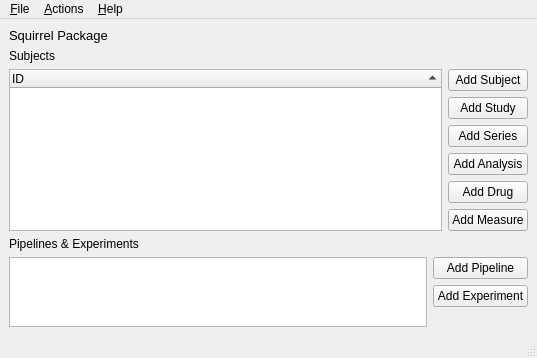
Above: src/squirrel-gui/mainwindow.ui from gbook/squirrel before the change. Below: the same form after it.
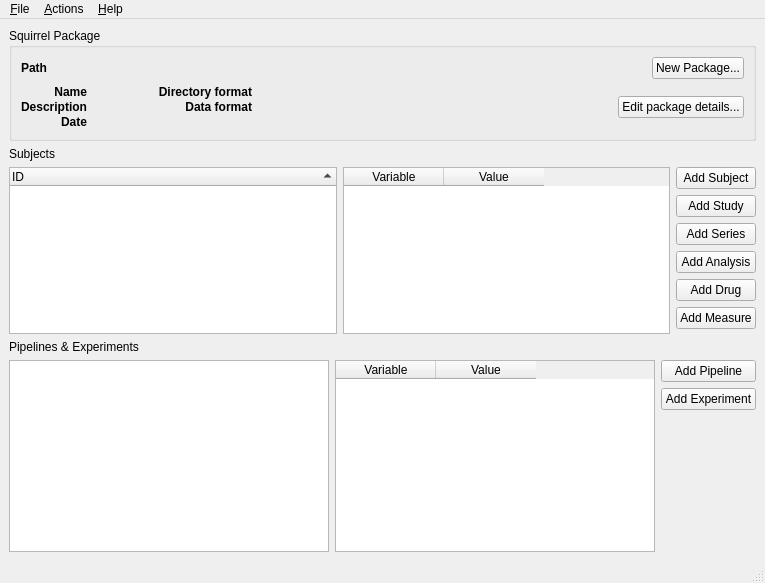
That is the form after the change. Icons and pictures are not drawn.

Diff of the .ui file:
```diff
--- a/src/squirrel-gui/mainwindow.ui
+++ b/src/squirrel-gui/mainwindow.ui
@@ -6,32 +6,219 @@
    <rect>
     <x>0</x>
     <y>0</y>
-    <width>537</width>
-    <height>352</height>
+    <width>765</width>
+    <height>583</height>
    </rect>
   </property>
+  <property name="font">
+   <font>
+    <stylestrategy>PreferAntialias</stylestrategy>
+   </font>
+  </property>
   <property name="windowTitle">
    <string>MainWindow</string>
   </property>
   <widget class="QWidget" name="centralwidget">
    <layout class="QVBoxLayout" name="verticalLayout_2" stretch="0,0,1,0,0">
     <item>
-     <layout class="QHBoxLayout" name="horizontalLayout">
-      <item>
-       <widget class="QLabel" name="label">
-        <property name="font">
-         <font>
-          <pointsize>10</pointsize>
-          <bold>false</bold>
-          <kerning>true</kerning>
-         </font>
-        </property>
-        <property name="text">
-         <string>Squirrel Package</string>
-        </property>
-       </widget>
-      </item>
-     </layout>
+     <widget class="QGroupBox" name="groupBox">
+      <property name="title">
+       <string>Squirrel Package</string>
+      </property>
+      <layout class="QVBoxLayout" name="verticalLayout_4">
+       <item>
+        <layout class="QHBoxLayout" name="horizontalLayout">
+         <item>
+          <widget class="QLabel" name="label">
+           <property name="font">
+            <font>
+             <pointsize>9</pointsize>
+             <bold>true</bold>
+             <stylestrategy>PreferAntialias</stylestrategy>
+             <kerning>true</kerning>
+            </font>
+           </property>
+           <property name="text">
+            <string>Path</string>
+           </property>
+          </widget>
+         </item>
+         <item>
+          <widget class="QLabel" name="lblPackagePath">
+           <property name="sizePolicy">
+            <sizepolicy hsizetype="Preferred" vsizetype="Preferred">
+             <horstretch>1</horstretch>
+             <verstretch>0</verstretch>
+            </sizepolicy>
+           </property>
+           <property name="text">
+            <string/>
+           </property>
+          </widget>
+         </item>
+         <item>
+          <widget class="QPushButton" name="pushButton_3">
+           <property name="text">
+            <string>New Package...</string>
+           </property>
+          </widget>
+         </item>
+        </layout>
+       </item>
+       <item>
+        <layout class="QHBoxLayout" name="horizontalLayout_4">
+         <property name="topMargin">
+          <number>0</number>
+         </property>
+         <item>
+          <layout class="QGridLayout" name="gridLayout" columnstretch="1,1,1,1" columnminimumwidth="0,0,0,0">
+           <property name="topMargin">
+            <number>0</number>
+           </property>
+           <property name="verticalSpacing">
+            <number>1</number>
+           </property>
+           <item row="1" column="3">
+            <widget class="QLabel" name="lblPackageDataFormat">
+             <property name="text">
+              <string/>
+             </property>
+            </widget>
+           </item>
+           <item row="1" column="0">
+            <widget class="QLabel" name="label_4">
+             <property name="font">
+              <font>
+               <bold>true</bold>
+               <stylestrategy>PreferAntialias</stylestrategy>
+              </font>
+             </property>
+             <property name="text">
+              <string>Description</string>
+             </property>
+             <property name="alignment">
+              <set>Qt::AlignRight|Qt::AlignTrailing|Qt::AlignVCenter</set>
+             </property>
+            </widget>
+           </item>
+           <item row="2" column="0">
+            <widget class="QLabel" name="label_10">
+             <property name="font">
+              <font>
+               <bold>true</bold>
+               <stylestrategy>PreferAntialias</stylestrategy>
+              </font>
+             </property>
+             <property name="text">
+              <string>Date</string>
+             </property>
+             <property name="alignment">
+              <set>Qt::AlignRight|Qt::AlignTrailing|Qt::AlignVCenter</set>
+             </property>
+            </widget>
+           </item>
+           <item row="1" column="1">
+            <widget class="QLabel" name="lblPackageDesc">
+             <property name="text">
+              <string/>
+             </property>
+            </widget>
+           </item>
+           <item row="0" column="0">
+            <widget class="QLabel" name="label_7">
+             <property name="font">
+              <font>
+               <bold>true</bold>
+               <stylestrategy>PreferAntialias</stylestrategy>
+              </font>
+             </property>
+             <property name="text">
+              <string>Name</string>
+             </property>
+             <property name="alignment">
+              <set>Qt::AlignRight|Qt::AlignTrailing|Qt::AlignVCenter</set>
+             </property>
+            </widget>
+           </item>
+           <item row="0" column="3">
+            <widget class="QLabel" name="lblPackageDirFormat">
+             <property name="text">
+              <string/>
+             </property>
+            </widget>
+           </item>
+           <item row="1" column="2">
+            <widget class="QLabel" name="label_13">
+             <property name="font">
+              <font>
+               <bold>true</bold>
+               <stylestrategy>PreferAntialias</stylestrategy>
+              </font>
+             </property>
+             <property name="text">
+              <string>Data format</string>
+             </property>
+             <property name="alignment">
+              <set>Qt::AlignRight|Qt::AlignTrailing|Qt::AlignVCenter</set>
+             </property>
+            </widget>
+           </item>
+           <item row="0" column="2">
+            <widget class="QLabel" name="label_8">
+             <property name="font">
+              <font>
+               <bold>true</bold>
+               <stylestrategy>PreferAntialias</stylestrategy>
+              </font>
+             </property>
+             <property name="text">
+              <string>Directory format</string>
+             </property>
+             <property name="alignment">
+              <set>Qt::AlignRight|Qt::AlignTrailing|Qt::AlignVCenter</set>
+             </property>
+            </widget>
+           </item>
+           <item row="0" column="1">
+            <widget class="QLabel" name="lblPackageName">
+             <property name="text">
+              <string/>
+             </property>
+            </widget>
+           </item>
+           <item row="2" column="1">
+            <widget class="QLabel" name="lblPackageDate">
+             <property name="text">
+              <string/>
+             </property>
+            </widget>
+           </item>
+          </layout>
+         </item>
+         <item>
+          <spacer name="horizontalSpacer">
+           <property name="orientation">
+            <enum>Qt::Horizontal</enum>
+           </property>
+           <property name="sizeHint" stdset="0">
+            <size>
+             <width>40</width>
+             <height>20</height>
+            </size>
+           </property>
+          </spacer>
+         </item>
+         <item>
+          <widget class="QPushButton" name="btnEditPackageDetails">
+           <property name="text">
+            <string>Edit package details...</string>
+           </property>
+          </widget>
+         </item>
+        </layout>
+       </item>
+      </layout>
+     </widget>
     </item>
     <item>
      <widget class="QLabel" name="label_2">
@@ -41,7 +228,7 @@
      </widget>
     </item>
     <item>
-     <layout class="QHBoxLayout" name="horizontalLayout_2" stretch="0,0">
+     <layout class="QHBoxLayout" name="horizontalLayout_2" stretch="0,0,0">
       <item>
        <widget class="QTreeWidget" name="packageTree">
         <property name="editTriggers">
@@ -57,6 +244,20 @@
         </column>
        </widget>
       </item>
+      <item>
+       <widget class="QTableWidget" name="tableWidget">
+        <column>
+         <property name="text">
+          <string>Variable</string>
+         </property>
+        </column>
+        <column>
+         <property name="text">
+          <string>Value</string>
+         </property>
+        </column>
+       </widget>
+      </item>
       <item>
        <layout class="QVBoxLayout" name="verticalLayout">
         <item>
@@ -137,6 +338,20 @@
       <item>
        <widget class="QListWidget" name="listWidget"/>
       </item>
+      <item>
+       <widget class="QTableWidget" name="tableWidget_2">
+        <column>
+         <property name="text">
+          <string>Variable</string>
+         </property>
+        </column>
+        <column>
+         <property name="text">
+          <string>Value</string>
+         </property>
+        </column>
+       </widget>
+      </item>
       <item>
        <layout class="QVBoxLayout" name="verticalLayout_3">
         <item>
@@ -177,7 +392,7 @@
     <rect>
      <x>0</x>
      <y>0</y>
-     <width>537</width>
+     <width>765</width>
      <height>20</height>
     </rect>
    </property>
```
Left out of the diff: 7 changed lines with no effect on the pictures.
